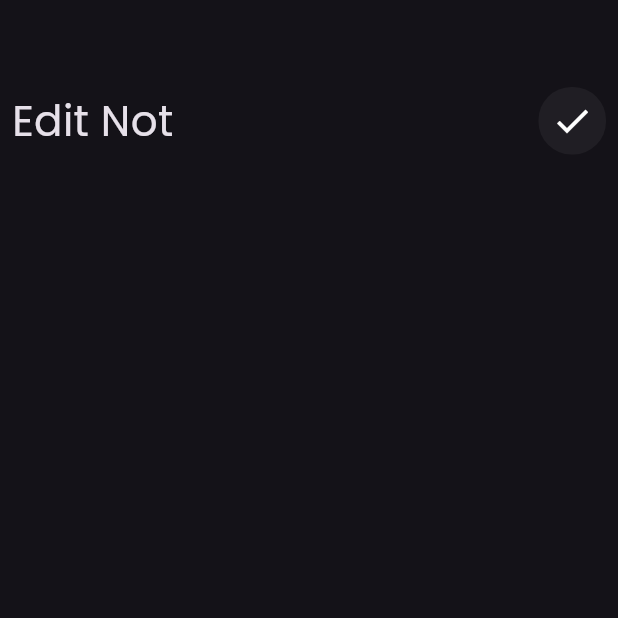
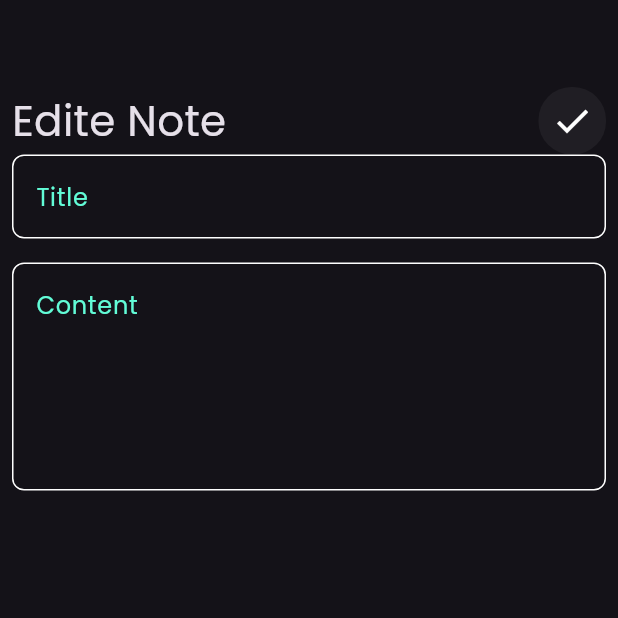
Before and after one commit to kenan7Th/YNoteApp, a Flutter app: the EditNoteView screen opened directly, on a phone screen of 412 x 824 dp, the top half of it. Run offline on Flutter 3.47's test engine with Material 3 defaults, Android fonts, the phone set to English and light mode, and no system bars; our stand-ins replace font_awesome_flutter, hive; accounts and stored records are empty; generated files the repository leaves out were written again.

```diff
--- a/lib/widgets/edit_veiew_body_Wdiget.dart
+++ b/lib/widgets/edit_veiew_body_Wdiget.dart
@@ -1,6 +1,7 @@
 import 'package:flutter/material.dart';
 import 'package:flutter/widgets.dart';
 import 'package:martenss/widgets/custom_app_barWidget.dart';
+import 'package:martenss/widgets/custom_text_fieldWidget.dart';
 
 class EditNoteVeiwBody extends StatelessWidget {
   const EditNoteVeiwBody({super.key});
@@ -15,9 +16,19 @@ class EditNoteVeiwBody extends StatelessWidget {
             height: 50,
           ),
           CustomAppBarWidget(
-            title: 'Edit Not',
+            title: 'Edite Note',
             myicon: Icons.check,
-          )
+          ),
+          CustomTextField(
+            hint: 'Title',
+          ),
+          SizedBox(
+            height: 16,
+          ),
+          CustomTextField(
+            hint: 'Content',
+            mymaxLine: 5,
+          ),
         ],
       ),
     );
--- a/lib/widgets/notes_view_bodyWidget.dart
+++ b/lib/widgets/notes_view_bodyWidget.dart
@@ -18,7 +18,10 @@ class NotesViewBodyWidget extends StatelessWidget {
           SizedBox(
             height: 50,
           ),
-          CustomAppBarWidget(),
+          CustomAppBarWidget(
+            title: 'hello',
+            myicon: Icons.search,
+          ),
           Expanded(child: NoteListView()),
         ],
       ),
```
Also changed, not shown: lib/models/note_model.dart (added, +33 -0 lines), pubspec.yaml (+7 -0 lines), pubspec.lock, 1 other file.
